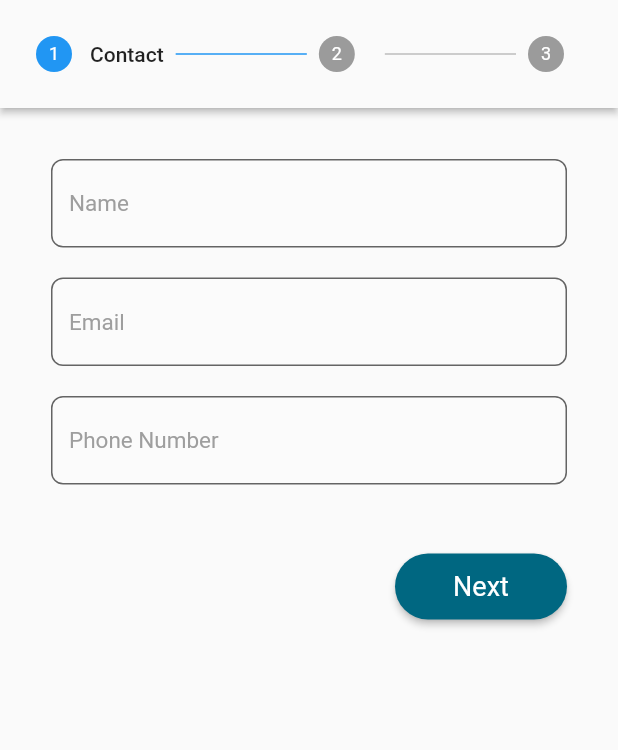
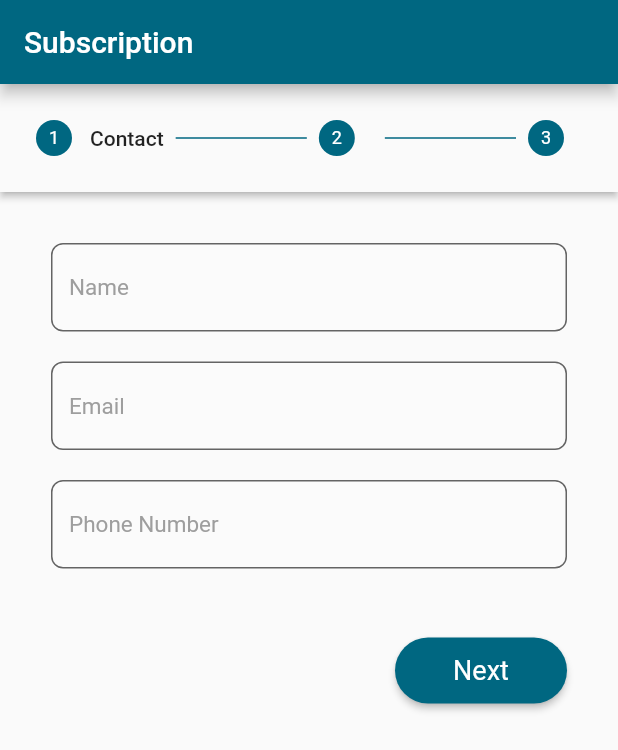
Before and after one commit to stefan-0905/proceedix_technical_assignment, a Flutter app: the SubscriptionFormView screen opened by its route, on a phone screen of 412 x 824 dp. Shown: the top 750 px of the screen. Run offline on Flutter 3.47's test engine with Material 2 defaults, Android fonts, the phone set to English and light mode, and no system bars; drawn by our look-alikes of flutter_form_builder; our stand-ins replace fluentui_system_icons, form_builder_validators, go_router, shared_preferences; accounts and stored records are empty.

Commit message:
chore: added appbar

```diff
--- a/lib/src/features/subscription_form/subscription_form_view.dart
+++ b/lib/src/features/subscription_form/subscription_form_view.dart
@@ -1,6 +1,7 @@
 import 'package:flutter/material.dart';
 import 'package:flutter_form_builder/flutter_form_builder.dart';
 import 'package:go_router/go_router.dart';
+import 'package:proceedix_technical_assignment/src/app_theme_colors.dart';
 import 'package:proceedix_technical_assignment/src/app_translation.dart';
 import 'package:proceedix_technical_assignment/src/features/subscription_form/widgets/info_form.dart';
 import 'package:proceedix_technical_assignment/src/features/subscription_form/widgets/pricing/subscription.dart';
@@ -37,20 +38,25 @@
     steps = getSteps();
 
     return Scaffold(
-      body: Center(
-        child: FormBuilder(
+      appBar: AppBar(
+        automaticallyImplyLeading: false,
+        title: const Text('Subscription'),
+        backgroundColor: AppThemeColors.secondary,
+      ),
+      body: FormBuilder(
         key: _formKey,
         initialValue: _getPersonFromStorage(),
         child: Stepper(
           currentStep: _currentStep,
           steps: steps,
+          connectorColor:
+              const MaterialStatePropertyAll(AppThemeColors.secondary),
           type: StepperType.horizontal,
           onStepContinue: _next,
           onStepCancel: _previousPage,
           controlsBuilder: (context, details) {
             return Container(
-                padding:
-                    const EdgeInsets.symmetric(horizontal: 10, vertical: 30),
+              padding: const EdgeInsets.symmetric(horizontal: 10, vertical: 30),
               child: Row(
                 children: [
                   if (_currentStep > 0)
@@ -76,7 +82,6 @@
               ),
             );
           },
-          ),
         ),
       ),
     );
```
Lines whose indentation alone changed are shown as unchanged.
